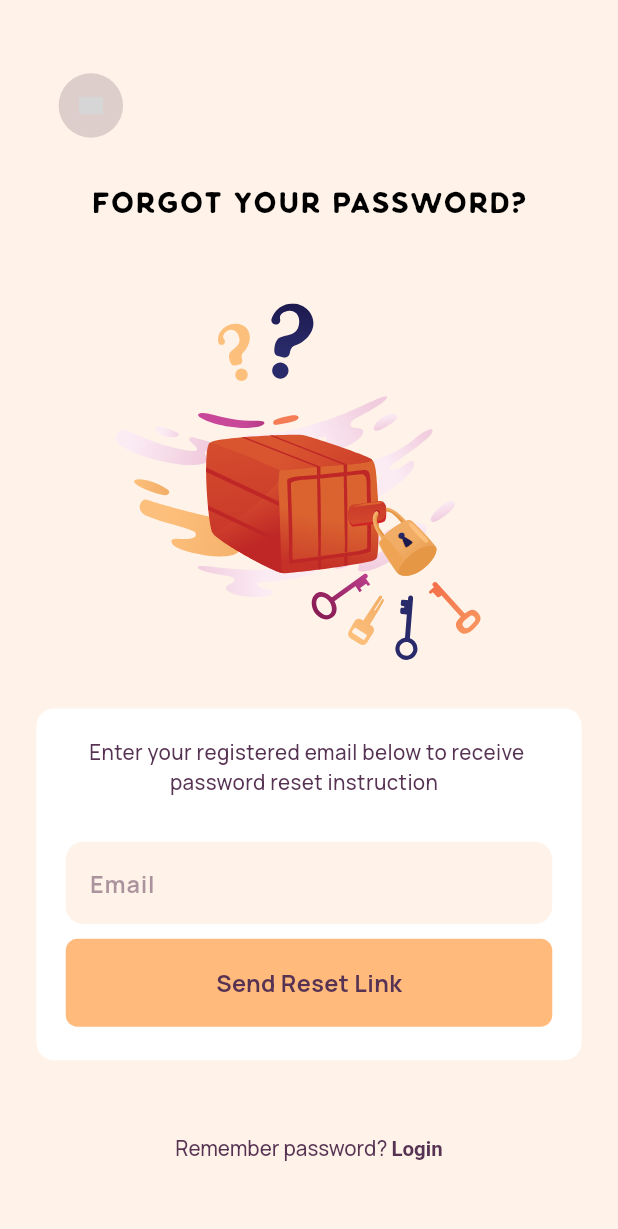
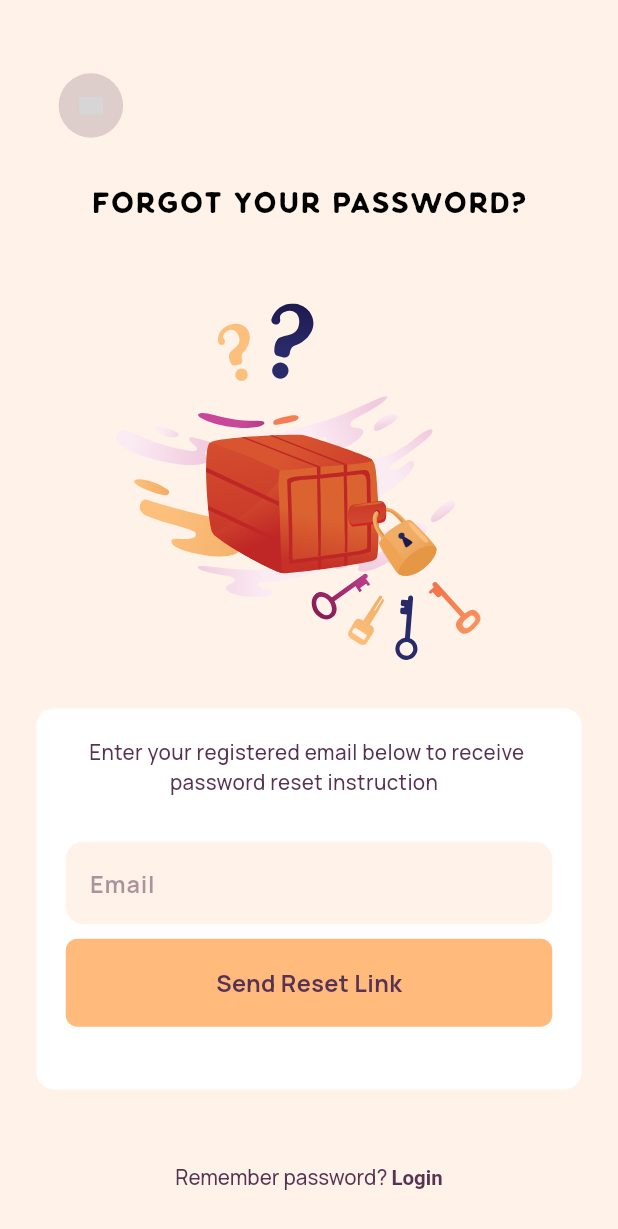
Before and after one commit to Gbenga-Abiodun/habit-app, a Flutter app: the ForgottenPasswordPage screen opened by its route, on a phone screen of 412 x 824 dp. Shown: the top 1229 px of the screen. Run offline on Flutter 3.47's test engine with Material 3 defaults, Android fonts, the light colour scheme and no system bars; drawn by our look-alikes of auto_size_text; our stand-ins replace firebase_core, flutter_svg, get; accounts and stored records are empty; grey boxes are pictures that could not be loaded.

Commit message:
app text and forgotten password page

```diff
--- a/lib/pages/auth/forgotten_password_page.dart
+++ b/lib/pages/auth/forgotten_password_page.dart
@@ -83,7 +83,7 @@ class ForgottenPasswordPage extends StatelessWidget {
           children: [
             Container(
               width: Dimensions.height12 * 31,
-              height: Dimensions.height10 * 24,
+              height: Dimensions.height10 * 26,
               alignment: Alignment.center,
               decoration: BoxDecoration(
                 color: Colors.white,
@@ -119,7 +119,7 @@ class ForgottenPasswordPage extends StatelessWidget {
                       onSaved: (value) =>
                       validationController.forgottenPassword = value!,
                       validator: (value) =>
-                          validationController.validatePassword(value!),
+                          validationController.validateEmail(value!),
                       // suffix: Container(
                       //   padding: EdgeInsets.symmetric(
                       //     vertical: Dimensions.height12,
@@ -150,7 +150,7 @@ class ForgottenPasswordPage extends StatelessWidget {
                       padding: EdgeInsets.symmetric(
                         horizontal: Dimensions.height10 * 2,
                       ),
-                      child: CustomButton(text: "Send Reset Link", ),
+                      child: CustomButton(text: "Send Reset Link", onTap: () => validationController.checkReset(),),
                     ),
                   ],
                 ),
@@ -187,6 +187,9 @@ class ForgottenPasswordPage extends StatelessWidget {
                 ],
               ),
             ),
+            SizedBox(
+              height: Dimensions.height10 ,
+            ),
           ],
         ),
       ),
--- a/lib/pages/auth/sign_up_page.dart
+++ b/lib/pages/auth/sign_up_page.dart
@@ -129,7 +129,7 @@ class SignUpPage extends StatelessWidget {
                           Dimensions.height12,
                         ),
                         child: SmallText(
-                          text: !validationController.isPasswordHidden.value
+                          text: validationController.isPasswordHidden.value
                               ? "Show"
                               : "Hide",
                           decoration: TextDecoration.underline,
@@ -197,6 +197,7 @@ class SignUpPage extends StatelessWidget {
                   ),
                   child: CustomButton(
                     text: "Create Account",
+                      onTap: () => validationController.checkSignUp(),
                   ),
                 ),
                 SizedBox(
@@ -297,6 +298,9 @@ class SignUpPage extends StatelessWidget {
                     ],
                   ),
                 ),
+                SizedBox(
+                  height: Dimensions.height10 ,
+                ),
               ],
             ),
           ),
--- a/lib/widgets/app_text_field.dart
+++ b/lib/widgets/app_text_field.dart
@@ -64,6 +64,13 @@ class AppTextField extends StatelessWidget {
         cursorColor: cursorColor,
         onFieldSubmitted: onFieldSubmitted,
         decoration: InputDecoration(
+          errorStyle: TextStyle(
+            color: Colors.red,
+            fontWeight: FontWeight.w500,
+            fontSize: Dimensions.font12,
+            // height: 56,
+
+          ),
           fillColor: fillColor,
           filled: true,
           prefixIcon: prefix,
@@ -109,6 +116,7 @@ class AppTextField extends StatelessWidget {
           ),
 
           errorBorder: OutlineInputBorder(
+
             borderRadius: BorderRadius.all(
               Radius.circular(
                   Dimensions.borderRadius12,
```
Also changed, not shown: lib/controller/validation_controller.dart (+30 -0 lines), lib/pages/auth/sign_in_page.dart (+8 -2 lines).
